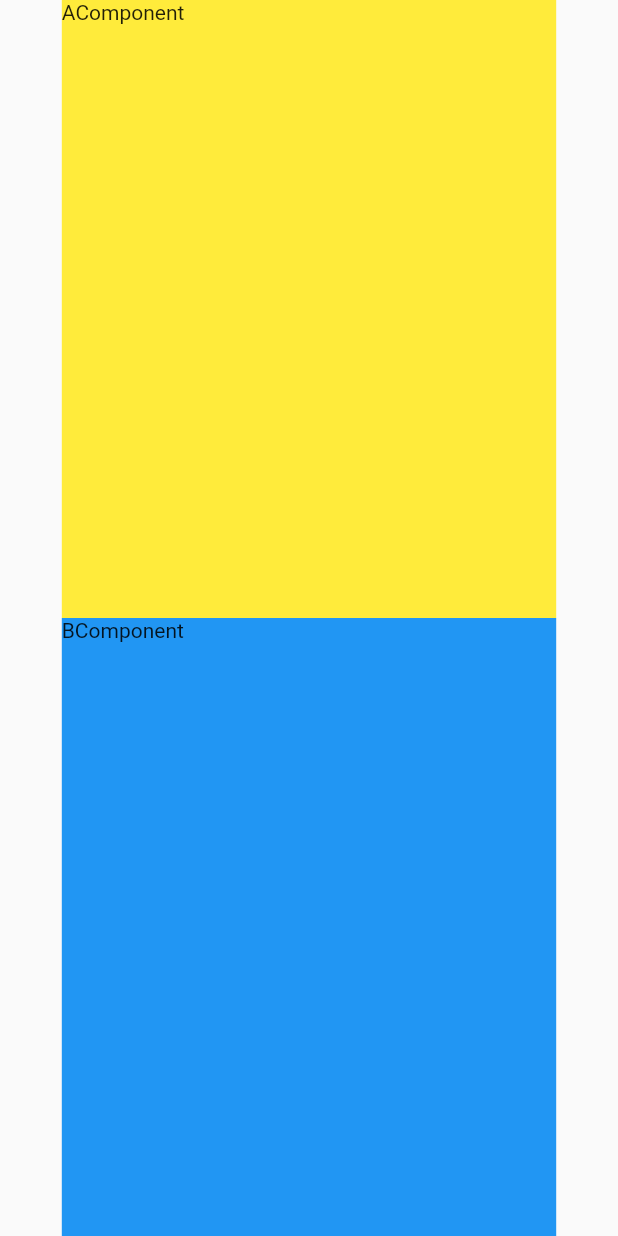
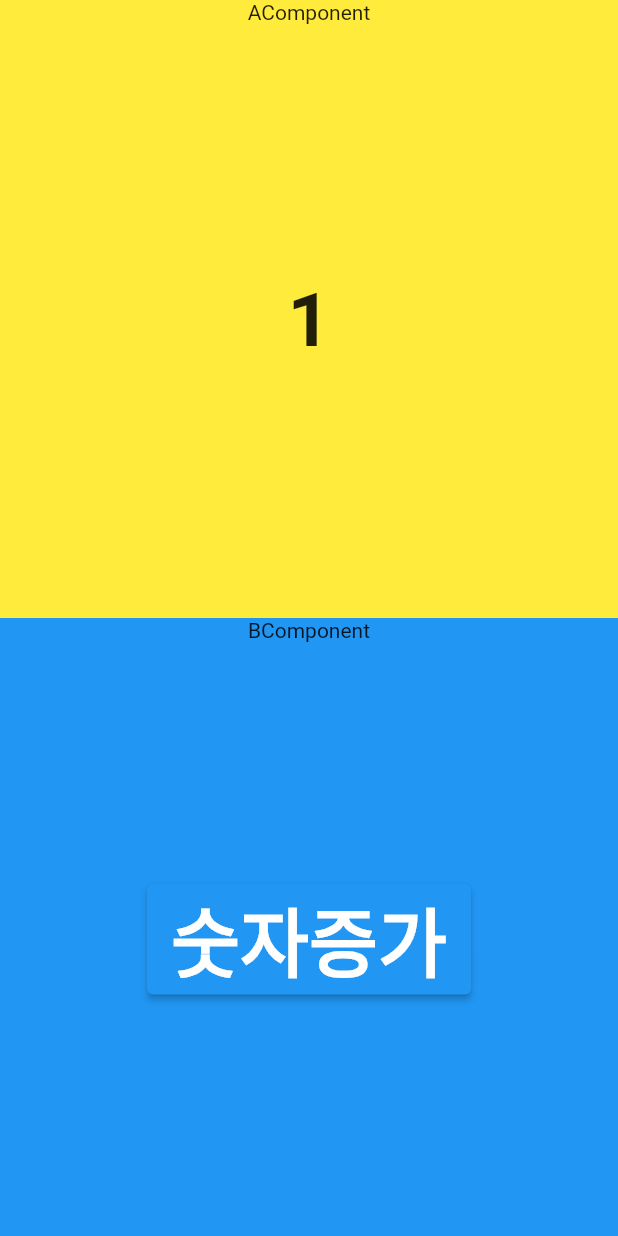
Before and after one commit to Lee-na-yun/flutter-state, a Flutter app: the screen it shows after launch, on a phone screen of 412 x 824 dp. Run offline on Flutter 3.47's test engine with Material 2 defaults, Android fonts, the phone set to English and light mode, and no system bars.

Commit message:
ã레이아웃 정렬 완료

```diff
--- a/lib/main.dart
+++ b/lib/main.dart
@@ -28,17 +28,12 @@ class _HomePageState extends State<HomePage> {
     double size = MediaQuery.of(context).size.width;
     double screenSize = size * 0.8;
     return Scaffold(
-      body: Center(
-        child: SizedBox(
-          width: screenSize, // 외부 크기를 무조건 잡아놓고 하기!
-          child: Column(
-            crossAxisAlignment: CrossAxisAlignment.stretch,
-            children: [
-              Expanded(child: AComponent()),
-              Expanded(child: BComponent()),
-            ],
-          ),
-        ),
+      body: Column(
+        crossAxisAlignment: CrossAxisAlignment.stretch,
+        children: [
+          Expanded(child: AComponent()),
+          Expanded(child: BComponent()),
+        ],
       ),
     );
   }
@@ -52,7 +47,20 @@ class AComponent extends StatelessWidget {
   Widget build(BuildContext context) {
     return Container(
       color: Colors.yellow,
-      child: Text("AComponent"),
+      child: Column(
+        children: [
+          Text("AComponent"),
+          Expanded(
+            // TEXT를 Expanded하면 text가 커지니까 align으로 정렬 후 확장!
+            child: Align(
+              child: Text(
+                "1",
+                style: TextStyle(fontSize: 50, fontWeight: FontWeight.bold),
+              ),
+            ),
+          ),
+        ],
+      ),
     );
   }
 }
@@ -65,7 +73,23 @@ class BComponent extends StatelessWidget {
   Widget build(BuildContext context) {
     return Container(
       color: Colors.blue,
-      child: Text("BComponent"),
+      child: Column(
+        children: [
+          Text("BComponent"),
+          Expanded(
+            child: Align(
+              //Container로 하면 버튼이 커짐!
+              child: ElevatedButton(
+                onPressed: () {},
+                child: Text(
+                  "숫자증가",
+                  style: TextStyle(fontSize: 50, fontWeight: FontWeight.bold),
+                ),
+              ),
+            ),
+          ),
+        ],
+      ),
     );
   }
 }
```
